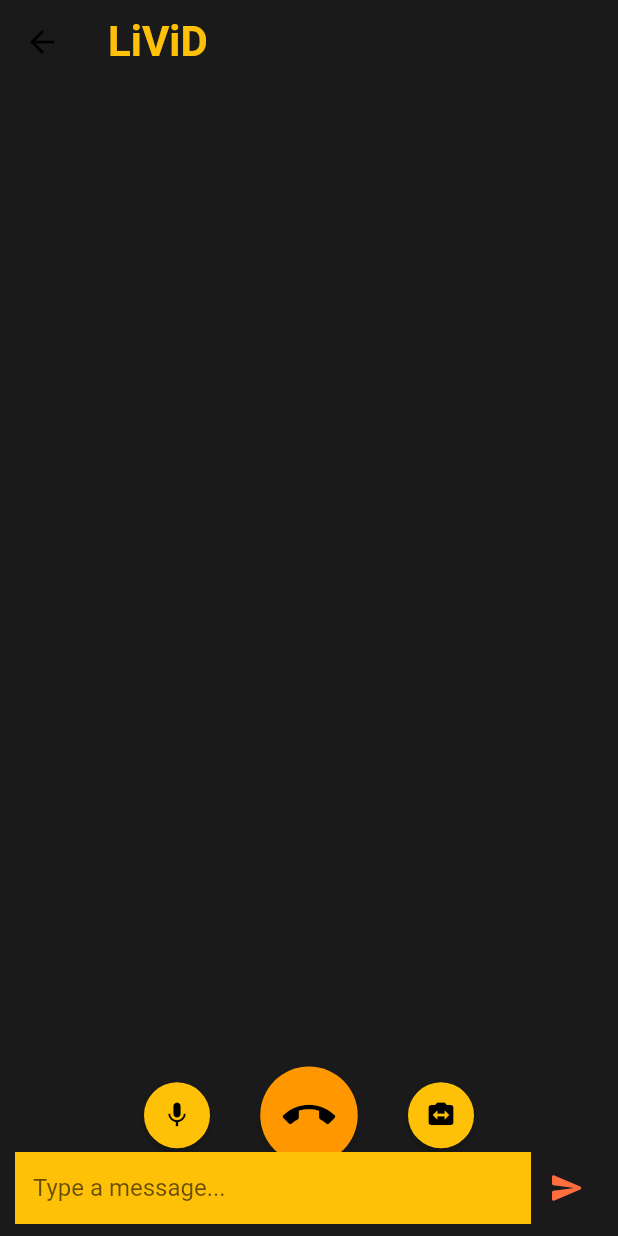
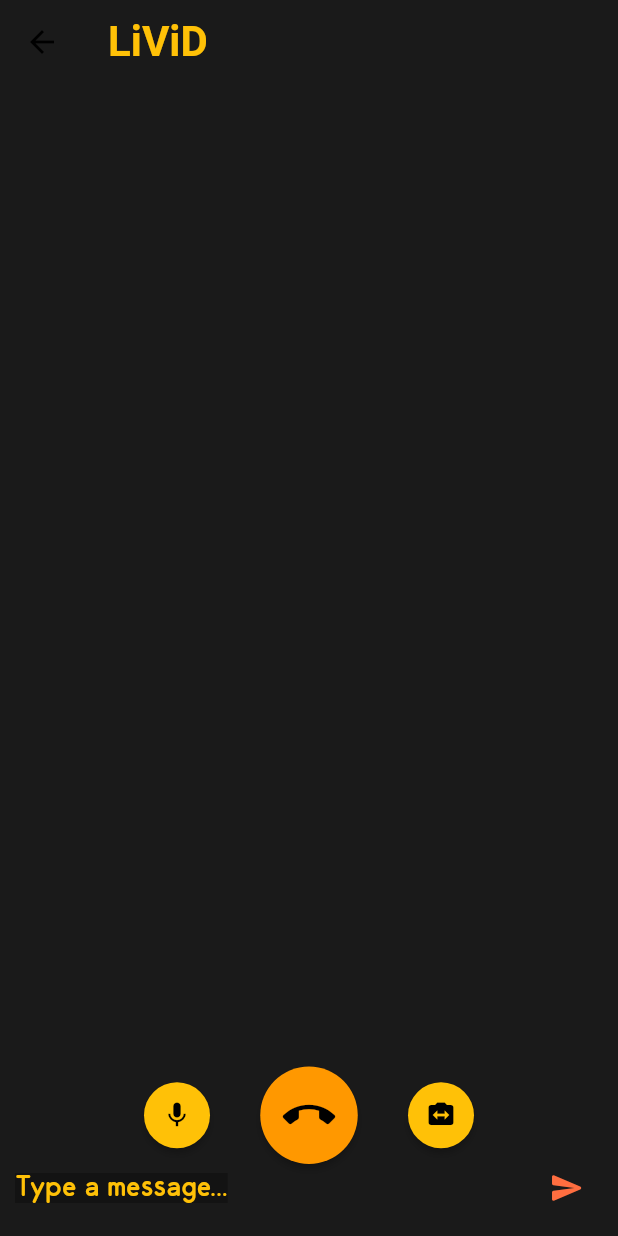
Before and after one commit to JayNakum/LiViD, a Flutter app: the CallPage screen opened directly, on a phone screen of 412 x 824 dp. Run offline on Flutter 3.47's test engine with Material 2 defaults, Android fonts, the phone set to English and light mode, and no system bars; our stand-ins replace cloud_firestore, firebase_auth, firebase_core, firebase_storage, image_picker, permission_handler; missing offline and left inert: agora_rtc_engine; accounts and stored records are empty; Roboto replaces fonts that are missing (Lequire).

Commit message:
polishing chat feature

```diff
--- a/lib/widgets/live/call.dart
+++ b/lib/widgets/live/call.dart
@@ -266,10 +266,7 @@ class _CallPageState extends State<CallPage> {
                         Flexible(
                           child: Text(
                             chatDocs[index].data()['message'],
-                            style: TextStyle(
-                              color: Colors.white,
-                              backgroundColor: Colors.black26,
-                            ),
+                            style: Theme.of(context).textTheme.bodyText2,
                           ),
                         ),
                       ],
@@ -428,7 +425,6 @@ class _CallPageState extends State<CallPage> {
             _viewRows(),
             _panel(),
             _chatPanel(),
-            _toolbar(),
             Container(
               alignment: Alignment.bottomCenter,
               padding: const EdgeInsets.only(
@@ -440,18 +436,15 @@ class _CallPageState extends State<CallPage> {
                 children: <Widget>[
                   Expanded(
                     child: TextField(
+                      style: Theme.of(context).textTheme.bodyText1,
                       controller: _chatController,
                       onChanged: (value) {
                         _chatMessage = value;
                       },
-                      // onSubmitted: _sendMessage,
-                      // focusNode: ,
                       decoration: InputDecoration(
                         border: InputBorder.none,
-                        filled: true,
-                        fillColor: Colors.amber,
                         hintText: 'Type a message...',
-                        // hintStyle: TextStyle(color: Theme.of(context).accentColor),
+                        hintStyle: Theme.of(context).textTheme.bodyText1,
                       ),
                     ),
                   ),
@@ -465,6 +458,7 @@ class _CallPageState extends State<CallPage> {
                 ],
               ),
             ),
+            _toolbar(),
           ],
         ),
       ),
```
